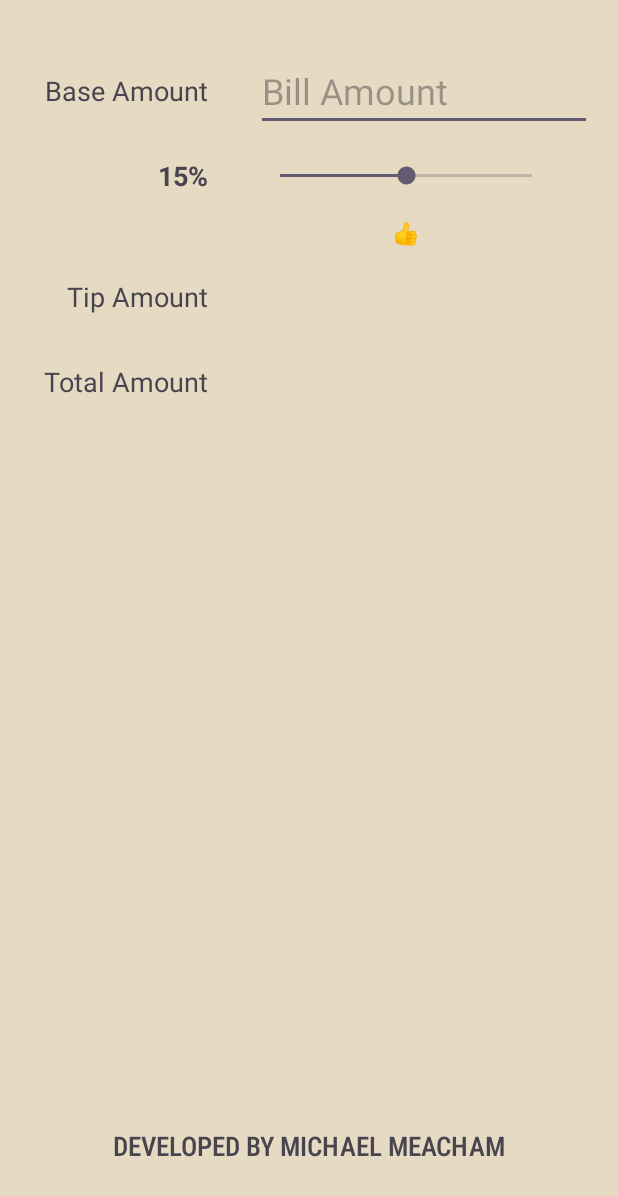
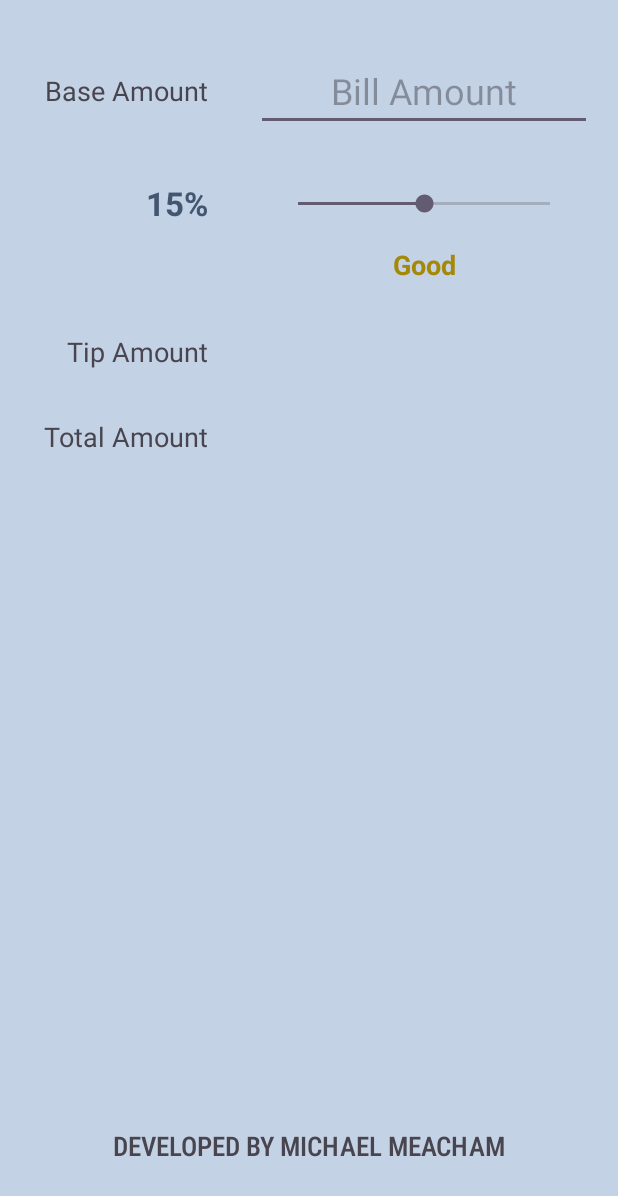
Before and after one commit to mmeacham92/tip-calculator, an Android app: the screen it shows after launch (MainActivity), on a phone screen of 412 x 824 dp. Shown: the top 1196 px of the screen. Run offline under Robolectric (Android 15) with nearby library versions, the phone set to English and light mode, and no system bars.

Commit message:
replaced tip description emojis with text and utlized an ArgbEvaluator to dynamically style the color of the description text; also centered the text within the EditText view

```diff
--- a/app/src/main/java/com/example/tipcalculator/MainActivity.kt
+++ b/app/src/main/java/com/example/tipcalculator/MainActivity.kt
@@ -1,5 +1,6 @@
 package com.example.tipcalculator
 
+import android.animation.ArgbEvaluator
 import androidx.appcompat.app.AppCompatActivity
 import android.os.Bundle
 import android.text.Editable
@@ -7,6 +8,7 @@ import android.text.TextWatcher
 import android.widget.EditText
 import android.widget.SeekBar
 import android.widget.TextView
+import androidx.core.content.ContextCompat
 
 private const val TAG = "MainActivity"
 private const val INITIAL_TIP_PERCENT = 15
@@ -55,13 +57,24 @@ class MainActivity : AppCompatActivity() {
 
     private fun updateTipDescription(tipPercent: Int) {
         val tipDescription = when (tipPercent) {
-            in 0..9 -> "\uD83D\uDCA9"
-            in 10..14 -> "\uD83D\uDC4C"
-            in 15..19 -> "\uD83D\uDC4D"
-            in 20..24 -> "⭐"
-            else -> "\uD83D\uDC8E"
+            in 0..9 -> "Poor"
+            in 10..14 -> "Acceptable"
+            in 15..19 -> "Good"
+            in 20..24 -> "Great"
+            else -> "Amazing"
         }
         tvTipDescription.text = tipDescription
+
+        // update the color of the text here as well
+        // color interpolation: https://developer.android.com/reference/kotlin/android/animation/ArgbEvaluator?authuser=1
+
+        var color = ArgbEvaluator().evaluate(
+            tipPercent.toFloat() / sbTipPercent.max,
+            ContextCompat.getColor(this, R.color.best_tip),
+            ContextCompat.getColor(this, R.color.worst_tip)
+        ) as Int
+
+        tvTipDescription.setTextColor(color)
     }
 
     private fun updateViews() {
--- a/app/src/main/res/layout/activity_main.xml
+++ b/app/src/main/res/layout/activity_main.xml
@@ -22,8 +22,8 @@
         android:id="@+id/tvTipPercent"
         android:layout_width="wrap_content"
         android:layout_height="wrap_content"
-        android:layout_marginTop="32dp"
-        android:textAppearance="@style/TextAppearance.AppCompat.Medium"
+        android:layout_marginTop="48dp"
+        android:textAppearance="@style/TextAppearance.AppCompat.Large"
         android:textStyle="bold"
         app:layout_constraintEnd_toEndOf="@id/tvBaseLabel"
         app:layout_constraintTop_toBottomOf="@+id/tvBaseLabel"
@@ -33,7 +33,7 @@
         android:id="@+id/tvTipAmountLabel"
         android:layout_width="wrap_content"
         android:layout_height="wrap_content"
-        android:layout_marginTop="56dp"
+        android:layout_marginTop="72dp"
         android:text="Tip Amount"
         android:textAppearance="@style/TextAppearance.AppCompat.Medium"
         app:layout_constraintEnd_toEndOf="@id/tvTipPercent"
@@ -58,11 +58,11 @@
         android:ems="8"
         android:hint="Bill Amount"
         android:inputType="numberDecimal"
+        android:textAlignment="center"
         android:textSize="24sp"
         app:layout_constraintBottom_toBottomOf="@id/tvBaseLabel"
         app:layout_constraintStart_toEndOf="@+id/tvBaseLabel"
-        app:layout_constraintTop_toTopOf="@id/tvBaseLabel"
-        tools:layout_editor_absoluteY="36dp" />
+        app:layout_constraintTop_toTopOf="@id/tvBaseLabel" />
 
     <SeekBar
         android:id="@+id/sbTipPercent"
@@ -70,6 +70,7 @@
         android:layout_height="wrap_content"
         android:max="30"
         app:layout_constraintBottom_toBottomOf="@+id/tvTipPercent"
+        app:layout_constraintEnd_toEndOf="@+id/etBaseAmount"
         app:layout_constraintStart_toStartOf="@+id/etBaseAmount"
         app:layout_constraintTop_toTopOf="@+id/tvTipPercent" />
 
@@ -111,6 +112,8 @@
         android:layout_width="wrap_content"
         android:layout_height="wrap_content"
         android:layout_marginTop="19dp"
+        android:textAppearance="@style/TextAppearance.AppCompat.Medium"
+        android:textStyle="bold"
         app:layout_constraintEnd_toEndOf="@+id/sbTipPercent"
         app:layout_constraintStart_toStartOf="@+id/sbTipPercent"
         app:layout_constraintTop_toBottomOf="@+id/sbTipPercent"
--- a/app/src/main/res/values/colors.xml
+++ b/app/src/main/res/values/colors.xml
@@ -6,4 +6,7 @@
     <color name="lilac">#C4D2E6</color>
     <color name="grape">#435670</color>
     <color name="tan">#E6DAC3</color>
+
+    <color name="best_tip">#DC1E0B</color>
+    <color name="worst_tip">#35BA01</color>
 </resources>
--- a/app/src/main/res/values/themes.xml
+++ b/app/src/main/res/values/themes.xml
@@ -3,7 +3,8 @@
     <style name="Base.Theme.TipCalculator" parent="Theme.Material3.DayNight.NoActionBar">
         <!-- Customize your light theme here. -->
         <item name="colorPrimary">@color/grape</item>
-        <item name="android:colorBackground">@color/tan</item>
+        <item name="android:colorBackground">@color/lilac</item>
+        <item name="android:textColorPrimary">@color/grape</item>
     </style>
 
     <style name="Theme.TipCalculator" parent="Base.Theme.TipCalculator" />
```
